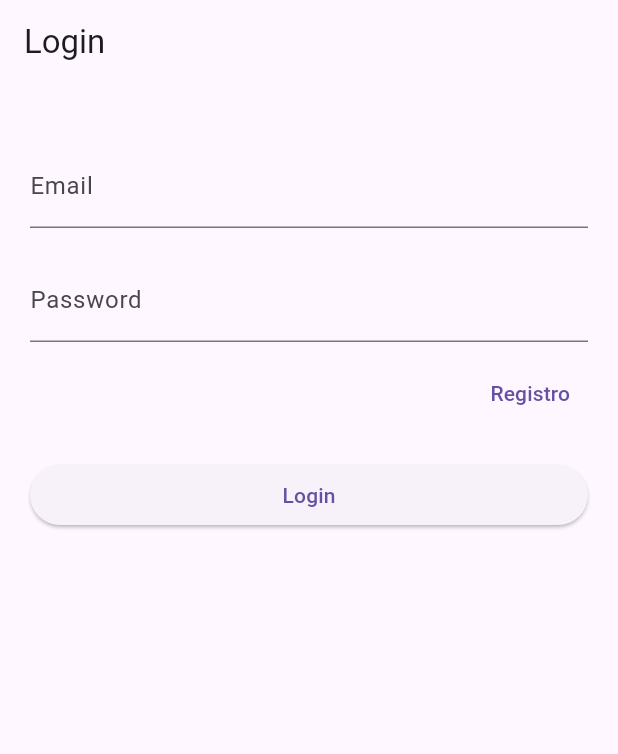
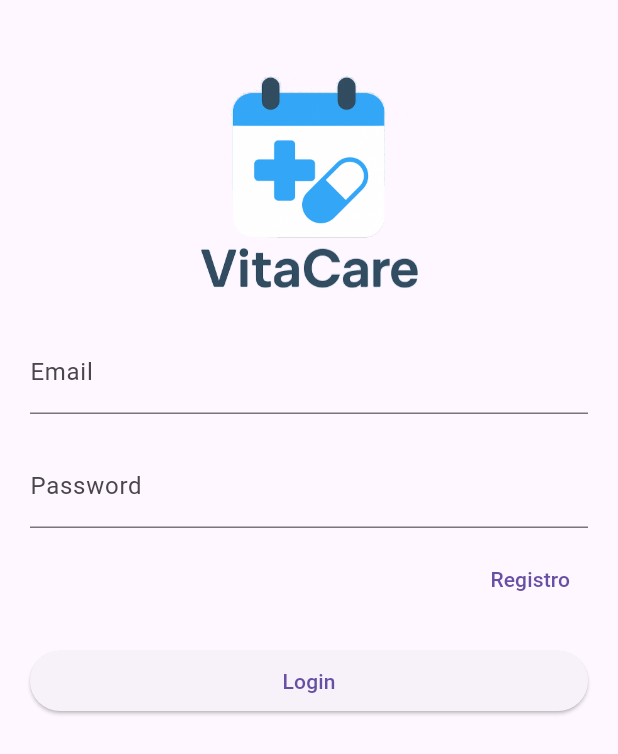
Before and after one commit to milo023-jpg/VitaCareOf, a Flutter app: the screen it shows after launch, on a phone screen of 412 x 824 dp. Shown: the top 754 px of the screen. Run offline on Flutter 3.47's test engine with Material 3 defaults, Android fonts, the phone set to English and light mode, and no system bars; our stand-ins replace firebase_auth, firebase_core, go_router; accounts and stored records are empty.

Commit message:
Imagen Login

```diff
--- a/lib/config/routes/go_router.dart
+++ b/lib/config/routes/go_router.dart
@@ -3,10 +3,6 @@ import 'package:flutter/material.dart';
 import 'package:vitacareof/presentation/screens/home/home_screen.dart';
 import 'package:vitacareof/presentation/screens/login/login_screen.dart';
 import 'package:vitacareof/presentation/screens/register/register_screen.dart';
-// Importa tus screens
-// import 'package:vitacareof/presentation/screens/login_screen.dart';
-// import 'package:vitacareof/presentation/screens/register_screen.dart';
-// import 'package:vitacareof/presentation/screens/home_screen.dart';
 
 final GoRouter appRouter = GoRouter(
   initialLocation: '/login',
@@ -27,6 +23,7 @@ final GoRouter appRouter = GoRouter(
       builder: (context, state) => const HomeScreen(),
     ),
   ],
+
   // Manejo de errores
   errorBuilder: (context, state) => Scaffold(
     body: Center(
--- a/lib/presentation/screens/login/login_screen.dart
+++ b/lib/presentation/screens/login/login_screen.dart
@@ -22,13 +22,14 @@ class _LoginScreenState extends State<LoginScreen> {
 
     return SafeArea(
       child: Scaffold(
-        appBar: AppBar(title: const Text("Login")),
         resizeToAvoidBottomInset: true, // ✅ permite que se ajuste al teclado
         body: SingleChildScrollView(
           padding: const EdgeInsets.all(20),
           child: Column(
             crossAxisAlignment: CrossAxisAlignment.stretch,
             children: [
+              const SizedBox(height: 30),
+              Image.asset('assets/images/LogoVitaCare.png', height: 150),
               const SizedBox(height: 20),
               TextField(
                 controller: _emailController,
@@ -68,7 +69,6 @@ class _LoginScreenState extends State<LoginScreen> {
                 },
                 child: const Text("Login"),
               ),
-
               const SizedBox(height: 20), // Espacio final para evitar choque con teclado
             ],
           ),
--- a/pubspec.yaml
+++ b/pubspec.yaml
@@ -31,8 +31,9 @@ dev_dependencies:
 flutter:
   uses-material-design: true
 
- # assets:
-  #- assets/images/
+  assets:
+    - assets/images/
+    - assets/images/vitacarelogo.png
   # To add assets to your application, add an assets section, like this:
   # assets:
   #   - images/a_dot_burr.jpeg
```
Also changed, not shown: assets/images/LogoVitaCare.png (added).
